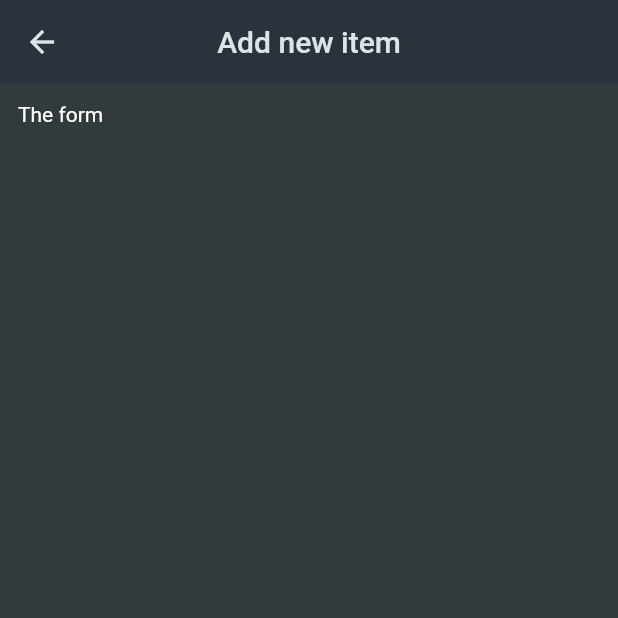
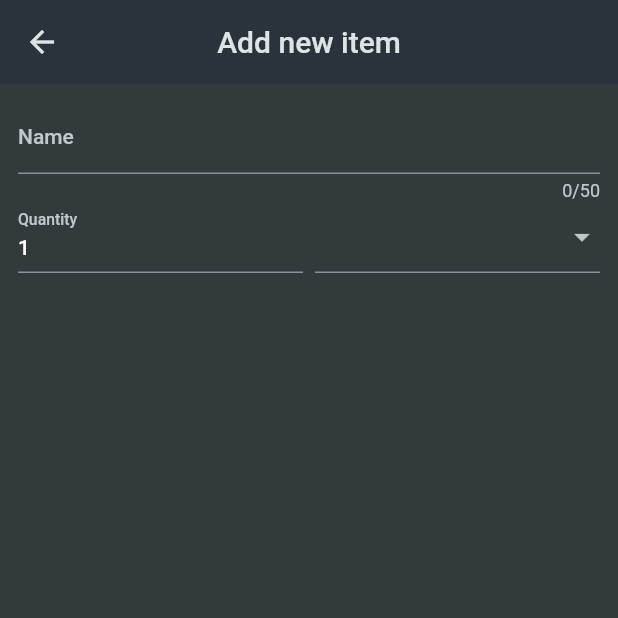
Before and after one commit to omarzouaoui1/ShoppingList-App, a Flutter app: the NewItem screen opened directly, on a phone screen of 412 x 824 dp, the top half of it. Run offline on Flutter 3.47's test engine with Material 2 defaults, Android fonts, the phone set to English and light mode, and no system bars.

Commit message:
NewItem Screen Form

```diff
--- a/shopping_list_app/lib/widgets/new_item.dart
+++ b/shopping_list_app/lib/widgets/new_item.dart
@@ -1,4 +1,6 @@
 import 'package:flutter/material.dart';
+import 'package:shopping_list_app/data/categories.dart';
+import 'package:shopping_list_app/models/category.dart';
 
 class NewItem extends StatefulWidget {
   const NewItem({super.key});
@@ -11,13 +13,72 @@ class _NewItemState extends State<NewItem> {
   @override
   Widget build(BuildContext context) {
     return Scaffold(
+      //AppBar
       appBar: AppBar(
         title: const Text('Add new item'),
         centerTitle: true,
       ),
       body: Padding(
         padding: const EdgeInsets.all(12),
-        child: Text('The form'),
+        child: Form(
+            child: Column(
+          children: [
+            //Name Input
+            TextFormField(
+              maxLength: 50,
+              decoration: const InputDecoration(
+                label: Text('Name'),
+              ),
+              validator: (value) {
+                return 'Demo...';
+              },
+            ),
+            Row(
+              crossAxisAlignment: CrossAxisAlignment.end,
+              children: [
+                //Quantity input
+                Expanded(
+                  child: TextFormField(
+                    decoration: const InputDecoration(
+                      label: Text('Quantity'),
+                    ),
+                    initialValue: '1',
+                  ),
+                ),
+                const SizedBox(
+                  width: 8,
+                ),
+                //DropDownButton to select the category
+                Expanded(
+                  child: DropdownButtonFormField(
+                    items: [
+                      //Loop on all categories
+                      for (final category in categories.entries)
+                        DropdownMenuItem(
+                            value: category.value,
+                            child: Row(
+                              children: [
+                                //Box color
+                                Container(
+                                  width: 14,
+                                  height: 14,
+                                  color: category.value.color,
+                                ),
+                                const SizedBox(
+                                  width: 6,
+                                ),
+                                //Name of the category
+                                Text(category.value.title),
+                              ],
+                            ))
+                    ],
+                    onChanged: (value) {},
+                  ),
+                )
+              ],
+            )
+          ],
+        )),
       ),
     );
   }
```
